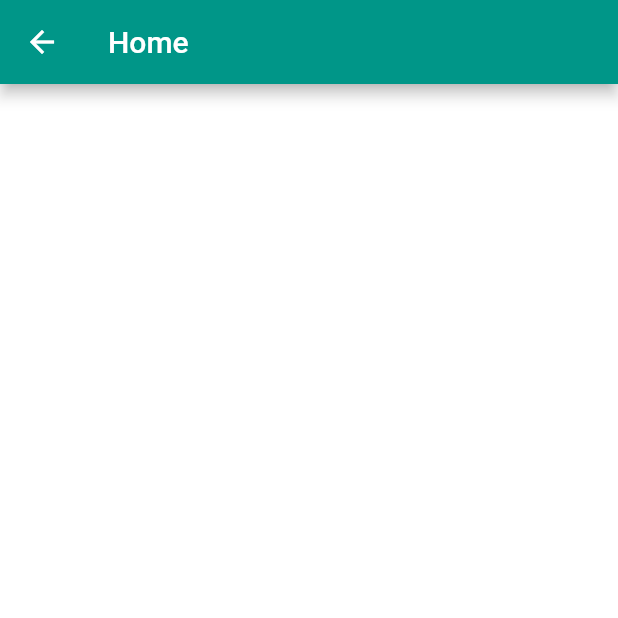
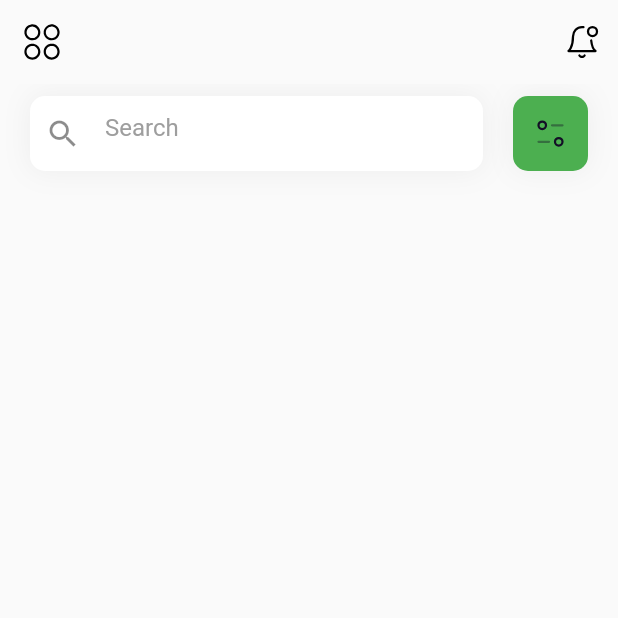
Before and after one commit to Maddumage/flutter_uis, a Flutter app: the HomeScreen screen opened directly, on a phone screen of 412 x 824 dp, the top half of it. Run offline on Flutter 3.47's test engine with Material 2 defaults, Android fonts, the phone set to English and light mode, and no system bars; our stand-ins replace carousel_slider, flutter_svg.

Commit message:
added home page header and search bar

```diff
--- a/grocery-store/lib/screens/home/home_screen.dart
+++ b/grocery-store/lib/screens/home/home_screen.dart
@@ -1,4 +1,5 @@
 import 'package:flutter/material.dart';
+import 'package:flutter_svg/flutter_svg.dart';
 
 class HomeScreen extends StatefulWidget {
   const HomeScreen({Key? key}) : super(key: key);
@@ -8,18 +9,130 @@ class HomeScreen extends StatefulWidget {
 }
 
 class _HomeScreenState extends State<HomeScreen> {
+  late TextEditingController _controller;
+
+  @override
+  void initState() {
+    super.initState();
+    _controller = TextEditingController();
+  }
+
+  @override
+  void dispose() {
+    _controller.dispose();
+    super.dispose();
+  }
+
   @override
   Widget build(BuildContext context) {
     return Scaffold(
-      backgroundColor: Colors.white,
+      backgroundColor: Colors.grey.shade50,
       appBar: AppBar(
-        title: const Text('Home'),
-        backgroundColor: Colors.teal,
+        backgroundColor: Colors.grey.shade50,
+        elevation: 0,
+        leading: IconButton(
+          icon: SvgPicture.asset(
+            'assets/icons/dot_menu.svg',
+            width: 24,
+            height: 24,
+          ),
+          onPressed: () {},
+        ),
+        actions: [
+          IconButton(
+            icon: SvgPicture.asset(
+              'assets/icons/bell.svg',
+            ),
+            onPressed: () {},
+          ),
+        ],
       ),
-      body: Container(
-        height: MediaQuery.of(context).size.height,
-        color: Colors.white,
+      body: Column(
+        children: [
+          //search bar
+          SearchBar(controller: _controller),
+          // banners
+
+          // categories
+
+          //popular items
+        ],
       ),
     );
   }
 }
+
+class SearchBar extends StatelessWidget {
+  const SearchBar({
+    Key? key,
+    required TextEditingController controller,
+  })  : _controller = controller,
+        super(key: key);
+
+  final TextEditingController _controller;
+
+  @override
+  Widget build(BuildContext context) {
+    return Padding(
+      padding: const EdgeInsets.symmetric(horizontal: 20, vertical: 8),
+      child: Row(
+        children: [
+          Expanded(
+            child: Container(
+              height: 50,
+              margin: const EdgeInsets.only(right: 20),
+              padding: const EdgeInsets.all(10),
+              decoration: BoxDecoration(
+                color: Colors.white,
+                borderRadius: BorderRadius.circular(10),
+                boxShadow: [
+                  BoxShadow(
+                    color: Colors.grey.shade200,
+                    spreadRadius: 1,
+                    blurRadius: 15,
+                  ),
+                ],
+              ),
+              child: TextField(
+                controller: _controller,
+                textAlign: TextAlign.start,
+                maxLines: 1,
+                decoration: InputDecoration(
+                  icon: const Icon(
+                    Icons.search_sharp,
+                  ),
+                  border: InputBorder.none,
+                  hintText: 'Search',
+                  hintStyle: TextStyle(
+                    color: Colors.grey.shade500,
+                  ),
+                ),
+              ),
+            ),
+          ),
+          Container(
+            height: 50,
+            width: 50,
+            decoration: BoxDecoration(
+              color: Colors.green,
+              borderRadius: BorderRadius.circular(10),
+              boxShadow: [
+                BoxShadow(
+                  color: Colors.grey.shade200,
+                  spreadRadius: 1,
+                  blurRadius: 15,
+                ),
+              ],
+            ),
+            child: IconButton(
+              icon: SvgPicture.asset(
+                'assets/icons/filter.svg',
+              ),
+              onPressed: () {},
+            ),
+          ),
+        ],
+      ),
+    );
+  }
+}
--- a/grocery-store/pubspec.yaml
+++ b/grocery-store/pubspec.yaml
@@ -14,6 +14,7 @@ dependencies:
 
   cupertino_icons: ^1.0.2
   carousel_slider: ^4.1.1
+  flutter_svg: ^1.1.5
 
 dev_dependencies:
   flutter_test:
@@ -26,6 +27,7 @@ flutter:
   uses-material-design: true
   assets:
     - assets/images/
+    - assets/icons/
   # An image asset can refer to one or more resolution-specific "variants", see
   # https://flutter.dev/assets-and-images/#resolution-aware
 
```
Also changed, not shown: grocery-store/assets/icons/bell.svg (added), grocery-store/assets/icons/dot_menu.svg (added), grocery-store/assets/icons/filter.svg (added), grocery-store/assets/icons/menu.svg (added), grocery-store/pubspec.lock.
